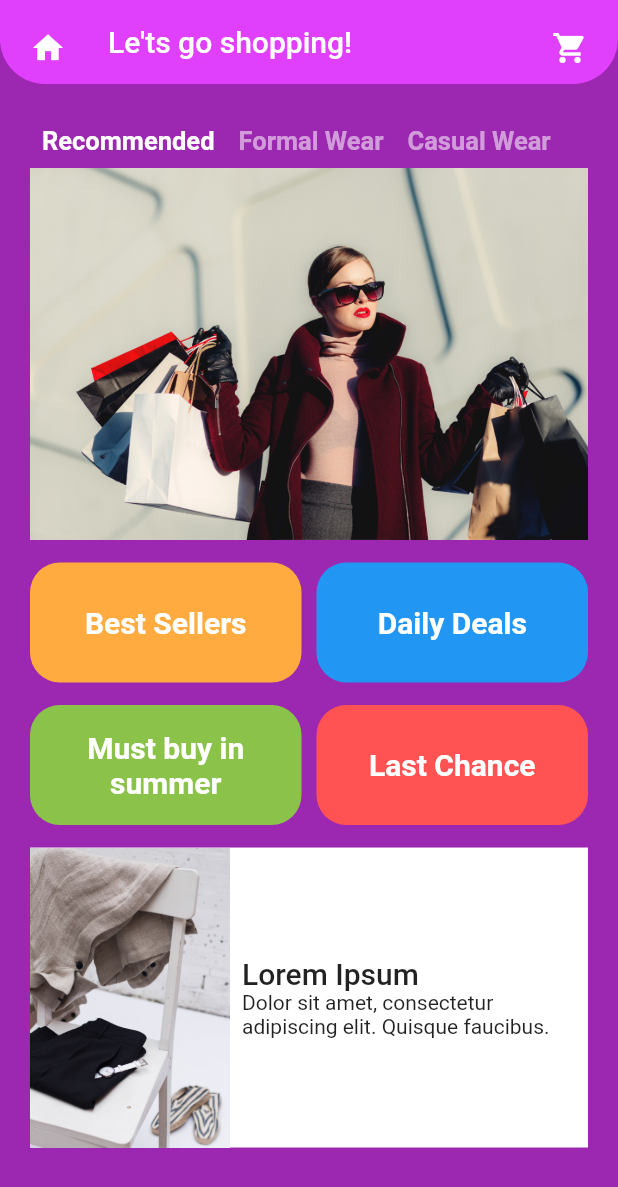
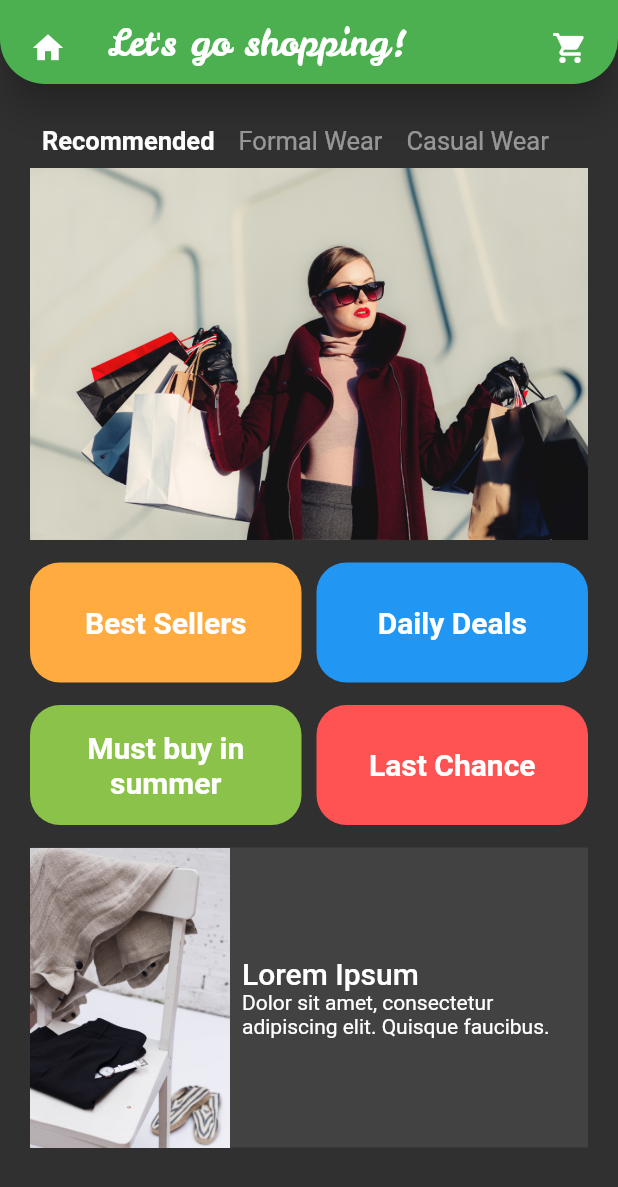
Before and after one commit to PacktPublishing/Flutter-Cookbook, a Flutter app: the screen it shows after launch, on a phone screen of 412 x 824 dp. Shown: the top 1187 px of the screen. Run offline on Flutter 3.47's test engine with Material 2 defaults, Android fonts, the phone set to English and light mode, and no system bars.

Commit message:
Theming recipe

```diff
--- a/03_Flutter_Layout/flutter_layout/lib/e_commerce_screen_after.dart
+++ b/03_Flutter_Layout/flutter_layout/lib/e_commerce_screen_after.dart
@@ -4,13 +4,12 @@ class ECommerceScreen extends StatelessWidget {
   @override
   Widget build(BuildContext context) {
     return Scaffold(
-      backgroundColor: Colors.purple,
       appBar: _buildAppBar(),
       body: Padding(
         padding: const EdgeInsets.all(20.0),
         child: Column(
           children: <Widget>[
-            _buildToggleBar(),
+            _buildToggleBar(context),
             Image.asset('assets/woman_shopping.jpg'),
             DealButtons(),
             _buildProductTile(context),
@@ -23,7 +22,7 @@ class ECommerceScreen extends StatelessWidget {
   Widget _buildProductTile(BuildContext context) {
     return Container(
       height: 200,
-      color: Colors.white,
+      color: Theme.of(context).cardColor,
       child: Row(
         children: <Widget>[
           Image.asset(
@@ -53,57 +52,45 @@ class ECommerceScreen extends StatelessWidget {
     );
   }
 
-  Widget _buildToggleBar() {
+  Widget _buildToggleBar(BuildContext context) {
     return Row(
       children: <Widget>[
-        Padding(
-          padding: const EdgeInsets.all(8.0),
-          child: Text(
-            'Recommended',
-            style: TextStyle(
-              color: Colors.white,
-              fontSize: 17,
-              fontWeight: FontWeight.bold,
-            ),
-          ),
+        _buildToggleItem(context, 'Recommended', selected: true),
+        _buildToggleItem(context, 'Formal Wear'),
+        _buildToggleItem(context, 'Casual Wear'),
+      ],
+    );
+  }
+
+  Widget _buildToggleItem(BuildContext context, String text,
+      {bool selected = false}) {
+    return Padding(
+      padding: const EdgeInsets.all(8.0),
+      child: Text(
+        text,
+        style: TextStyle(
+          fontSize: 17,
+          color: selected
+              ? null
+              : Theme.of(context).textTheme.title.color.withOpacity(0.5),
+          fontWeight: selected ? FontWeight.bold : null,
         ),
-        Padding(
-          padding: const EdgeInsets.all(8.0),
-          child: Text(
-            'Formal Wear',
-            style: TextStyle(
-              color: Colors.white54,
-              fontSize: 17,
-              fontWeight: FontWeight.bold,
-            ),
-          ),
-        ),
-        Padding(
-          padding: const EdgeInsets.all(8.0),
-          child: Text(
-            'Casual Wear',
-            style: TextStyle(
-              color: Colors.white54,
-              fontSize: 17,
-              fontWeight: FontWeight.bold,
-            ),
-          ),
-        ),
-      ],
+      ),
     );
   }
 
   AppBar _buildAppBar() {
     return AppBar(
-      backgroundColor: Colors.purpleAccent,
       shape: RoundedRectangleBorder(
-          borderRadius: BorderRadius.vertical(bottom: Radius.circular(30))),
+        borderRadius: BorderRadius.vertical(
+          bottom: Radius.circular(30),
+        ),
+      ),
       leading: Padding(
         padding: const EdgeInsets.all(20.0),
         child: Icon(Icons.home),
       ),
-      title: Text('Le\'ts go shopping!'),
-      elevation: 0,
+      title: Text('Let\'s go shopping!'),
       actions: <Widget>[
         Padding(
           padding: const EdgeInsets.all(20.0),
@@ -183,7 +170,6 @@ class DealButton extends StatelessWidget {
               text,
               textAlign: TextAlign.center,
               style: TextStyle(
-                color: Colors.white,
                 fontSize: 20.0,
                 fontWeight: FontWeight.bold,
               ),
--- a/03_Flutter_Layout/flutter_layout/lib/e_commerce_screen_before.dart
+++ b/03_Flutter_Layout/flutter_layout/lib/e_commerce_screen_before.dart
@@ -13,7 +13,7 @@ class ECommerceScreen extends StatelessWidget {
           padding: const EdgeInsets.all(20.0),
           child: Icon(Icons.home),
         ),
-        title: Text('Le\'ts go shopping!'),
+        title: Text('Let\'s go shopping!'),
         elevation: 0,
         actions: <Widget>[
           Padding(
--- a/03_Flutter_Layout/flutter_layout/lib/main.dart
+++ b/03_Flutter_Layout/flutter_layout/lib/main.dart
@@ -8,7 +8,22 @@ class StaticApp extends StatelessWidget {
   @override
   Widget build(BuildContext context) {
     return MaterialApp(
+      theme: ThemeData(
+        brightness: Brightness.dark,
+        primaryColor: Colors.green,
+        appBarTheme: AppBarTheme(
+          elevation: 10,
+          textTheme: TextTheme(
+            title: TextStyle(
+              fontFamily: 'LeckerliOne',
+              fontSize: 24,
+            ),
+          ),
+        ),
+      ),
       home: ECommerceScreen(),
     );
   }
 }
+
+//fontFamily: 'LeckerliOne',
--- a/03_Flutter_Layout/flutter_layout/lib/text_layout.dart
+++ b/03_Flutter_Layout/flutter_layout/lib/text_layout.dart
@@ -8,7 +8,7 @@ class TextLayout extends StatelessWidget {
       children: <Widget>[
         Text(
           'Hello, World!',
-          style: TextStyle(fontFamily: 'LaeckerliOne', fontSize: 40),
+          style: TextStyle(fontFamily: 'LeckerliOne', fontSize: 40),
         ),
         Text(
           'Text can wrap without issue',
--- a/03_Flutter_Layout/flutter_layout/pubspec.yaml
+++ b/03_Flutter_Layout/flutter_layout/pubspec.yaml
@@ -36,7 +36,7 @@ dev_dependencies:
 flutter:
   uses-material-design: true
   fonts:
-    - family: LaeckerliOne
+    - family: LeckerliOne
       fonts:
         - asset: assets/LeckerliOne-Regular.ttf
   assets:
```
